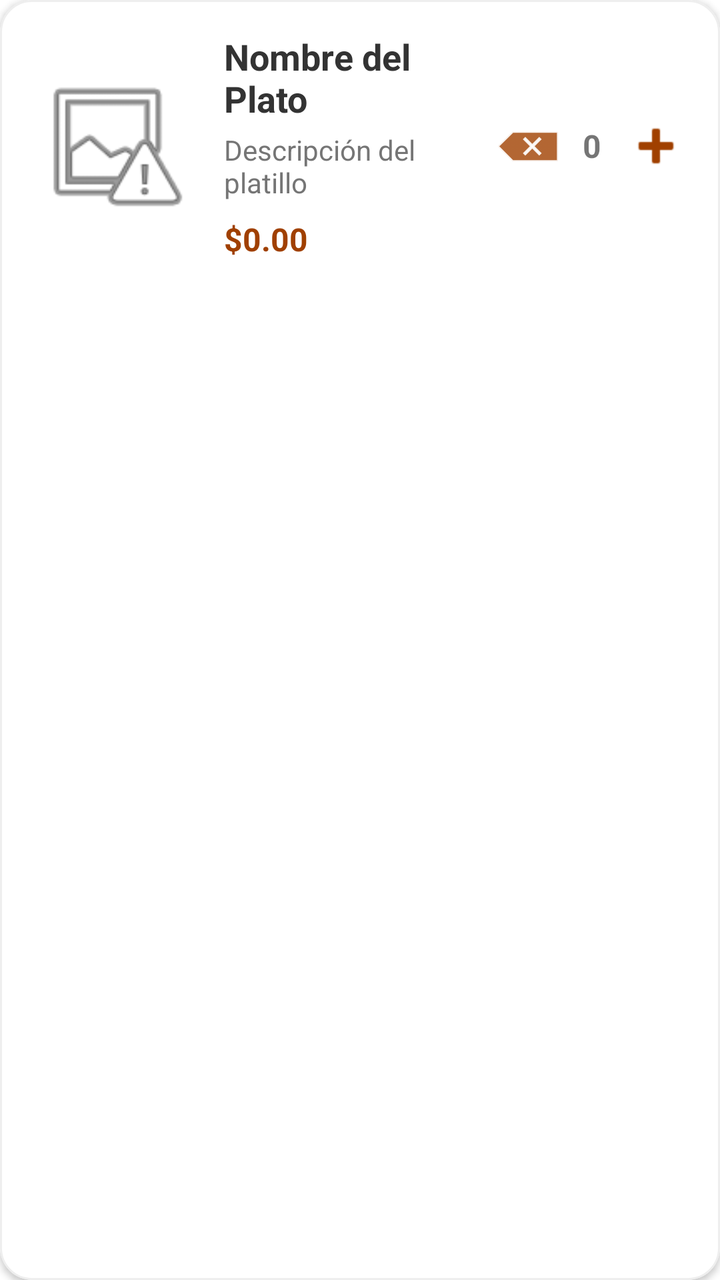
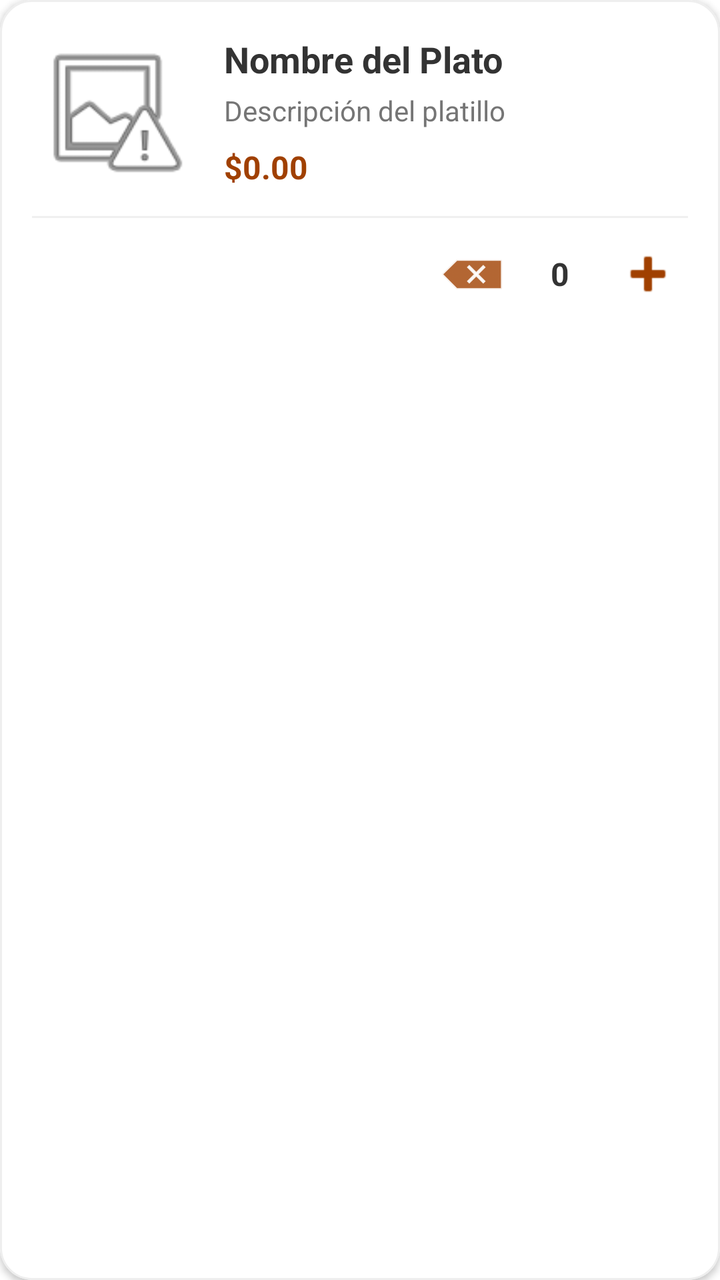

Before-and-after screenshots of an Android layout around one commit, followed by the original layout XML and the change that was made.
<!-- AndroidManifest.xml: application theme Theme.Sistema_Restaurante -->
<!-- res/layout/item_plato.xml -->
<?xml version="1.0" encoding="utf-8"?>
<com.google.android.material.card.MaterialCardView xmlns:android="http://schemas.android.com/apk/res/android"
    xmlns:app="http://schemas.android.com/apk/res-auto"
    android:layout_width="match_parent"
    android:layout_height="wrap_content"
    android:layout_marginHorizontal="16dp"
    android:layout_marginVertical="8dp"
    app:cardCornerRadius="16dp"
    app:cardElevation="2dp"
    app:strokeColor="#EEEEEE"
    app:strokeWidth="1dp">

    <LinearLayout
        android:layout_width="match_parent"
        android:layout_height="wrap_content"
        android:orientation="horizontal"
        android:padding="16dp"
        android:gravity="center_vertical">

        <ImageView
            android:id="@+id/ivPlato"
            android:layout_width="80dp"
            android:layout_height="80dp"
            android:scaleType="centerCrop"
            android:layout_marginEnd="16dp"
            android:src="@android:drawable/ic_menu_report_image" />

        <LinearLayout
            android:layout_width="0dp"
            android:layout_height="wrap_content"
            android:layout_weight="1"
            android:orientation="vertical">

            <TextView
                android:id="@+id/tvPlatoNombre"
                android:layout_width="wrap_content"
                android:layout_height="wrap_content"
                android:text="Nombre del Plato"
                android:textColor="#333333"
                android:textSize="18sp"
                android:textStyle="bold" />

            <TextView
                android:id="@+id/tvPlatoDescripcion"
                android:layout_width="wrap_content"
                android:layout_height="wrap_content"
                android:text="Descripción del platillo"
                android:textColor="#757575"
                android:textSize="14sp"
                android:layout_marginTop="4dp"
                android:maxLines="2"
                android:ellipsize="end" />

            <TextView
                android:id="@+id/tvPlatoPrecio"
                android:layout_width="wrap_content"
                android:layout_height="wrap_content"
                android:text="$0.00"
                android:textColor="#A04000"
                android:textSize="16sp"
                android:textStyle="bold"
                android:layout_marginTop="8dp" />
        </LinearLayout>

        <LinearLayout
            android:layout_width="wrap_content"
            android:layout_height="wrap_content"
            android:gravity="center"
            android:orientation="horizontal">

            <ImageButton
                android:id="@+id/btnDisminuir"
                android:layout_width="32dp"
                android:layout_height="32dp"
                android:background="?attr/selectableItemBackgroundBorderless"
                android:src="@android:drawable/ic_input_delete"
                app:tint="#A04000" />

            <TextView
                android:id="@+id/tvCantidad"
                android:layout_width="32dp"
                android:layout_height="wrap_content"
                android:gravity="center"
                android:text="0"
                android:textSize="16sp"
                android:textStyle="bold" />

            <ImageButton
                android:id="@+id/btnAumentar"
                android:layout_width="32dp"
                android:layout_height="32dp"
                android:background="?attr/selectableItemBackgroundBorderless"
                android:src="@android:drawable/ic_input_add"
                app:tint="#A04000" />
        </LinearLayout>

    </LinearLayout>
</com.google.android.material.card.MaterialCardView>
<!-- resources referenced by this layout -->
<resources>
  <style name="Theme.Sistema_Restaurante" parent="Theme.MaterialComponents.Light.NoActionBar">
          
          <item name="colorPrimary">#A04000</item>
          <item name="colorPrimaryVariant">#7E3200</item>
          <item name="colorOnPrimary">@color/white</item>
          
          <item name="colorSecondary">#FDF8F5</item>
          <item name="colorSecondaryVariant">#F5EBE0</item>
          <item name="colorOnSecondary">@color/black</item>
          
          <item name="android:statusBarColor">#FDF8F5</item>
          <item name="android:windowLightStatusBar">true</item>
          
      </style>
  <color name="white">#FFFFFFFF</color>
  <color name="black">#FF000000</color>
</resources>

<!-- the commit's change to res/layout/item_plato.xml (unified diff, before → after) -->
@@ -13,82 +13,96 @@
     <LinearLayout
         android:layout_width="match_parent"
         android:layout_height="wrap_content"
-        android:orientation="horizontal"
-        android:padding="16dp"
-        android:gravity="center_vertical">
-
-        <ImageView
-            android:id="@+id/ivPlato"
-            android:layout_width="80dp"
-            android:layout_height="80dp"
-            android:scaleType="centerCrop"
-            android:layout_marginEnd="16dp"
-            android:src="@android:drawable/ic_menu_report_image" />
+        android:orientation="vertical"
+        android:padding="16dp">
 
         <LinearLayout
-            android:layout_width="0dp"
+            android:layout_width="match_parent"
             android:layout_height="wrap_content"
-            android:layout_weight="1"
-            android:orientation="vertical">
+            android:gravity="center_vertical"
+            android:orientation="horizontal">
 
-            <TextView
-                android:id="@+id/tvPlatoNombre"
-                android:layout_width="wrap_content"
+            <ImageView
+                android:id="@+id/ivPlato"
+                android:layout_width="80dp"
+                android:layout_height="80dp"
+                android:layout_marginEnd="16dp"
+                android:scaleType="centerCrop"
+                android:src="@android:drawable/ic_menu_report_image" />
+
+            <LinearLayout
+                android:layout_width="0dp"
                 android:layout_height="wrap_content"
-                android:text="Nombre del Plato"
-                android:textColor="#333333"
-                android:textSize="18sp"
-                android:textStyle="bold" />
+                android:layout_weight="1"
+                android:orientation="vertical">
 
-            <TextView
-                android:id="@+id/tvPlatoDescripcion"
-                android:layout_width="wrap_content"
-                android:layout_height="wrap_content"
-                android:text="Descripción del platillo"
-                android:textColor="#757575"
-                android:textSize="14sp"
-                android:layout_marginTop="4dp"
-                android:maxLines="2"
-                android:ellipsize="end" />
+                <TextView
+                    android:id="@+id/tvPlatoNombre"
+                    android:layout_width="wrap_content"
+                    android:layout_height="wrap_content"
+                    android:text="Nombre del Plato"
+                    android:textColor="#333333"
+                    android:textSize="18sp"
+                    android:textStyle="bold" />
 
-            <TextView
-                android:id="@+id/tvPlatoPrecio"
-                android:layout_width="wrap_content"
-                android:layout_height="wrap_content"
-                android:text="$0.00"
-                android:textColor="#A04000"
-                android:textSize="16sp"
-                android:textStyle="bold"
-                android:layout_marginTop="8dp" />
+                <TextView
+                    android:id="@+id/tvPlatoDescripcion"
+                    android:layout_width="wrap_content"
+                    android:layout_height="wrap_content"
+                    android:layout_marginTop="4dp"
+                    android:ellipsize="end"
+                    android:maxLines="2"
+                    android:text="Descripción del platillo"
+                    android:textColor="#757575"
+                    android:textSize="14sp" />
+
+                <TextView
+                    android:id="@+id/tvPlatoPrecio"
+                    android:layout_width="wrap_content"
+                    android:layout_height="wrap_content"
+                    android:layout_marginTop="8dp"
+                    android:text="$0.00"
+                    android:textColor="#A04000"
+                    android:textSize="16sp"
+                    android:textStyle="bold" />
+            </LinearLayout>
         </LinearLayout>
 
+        <View
+            android:layout_width="match_parent"
+            android:layout_height="1dp"
+            android:layout_marginTop="12dp"
+            android:background="#F0F0F0" />
+
         <LinearLayout
-            android:layout_width="wrap_content"
+            android:layout_width="match_parent"
             android:layout_height="wrap_content"
-            android:gravity="center"
+            android:layout_marginTop="8dp"
+            android:gravity="end|center_vertical"
             android:orientation="horizontal">
 
             <ImageButton
                 android:id="@+id/btnDisminuir"
-                android:layout_width="32dp"
-                android:layout_height="32dp"
+                android:layout_width="40dp"
+                android:layout_height="40dp"
                 android:background="?attr/selectableItemBackgroundBorderless"
                 android:src="@android:drawable/ic_input_delete"
                 app:tint="#A04000" />
 
             <TextView
                 android:id="@+id/tvCantidad"
-                android:layout_width="32dp"
+                android:layout_width="48dp"
                 android:layout_height="wrap_content"
                 android:gravity="center"
                 android:text="0"
+                android:textColor="#333333"
                 android:textSize="16sp"
                 android:textStyle="bold" />
 
             <ImageButton
                 android:id="@+id/btnAumentar"
-                android:layout_width="32dp"
-                android:layout_height="32dp"
+                android:layout_width="40dp"
+                android:layout_height="40dp"
                 android:background="?attr/selectableItemBackgroundBorderless"
                 android:src="@android:drawable/ic_input_add"
                 app:tint="#A04000" />
